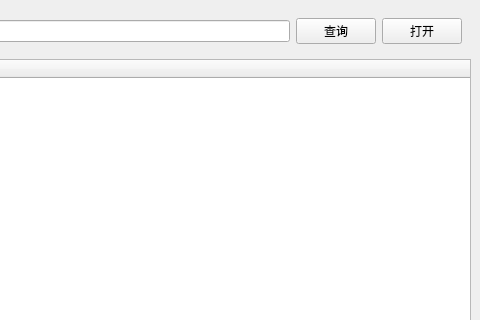
Qt form mainwindow.ui (hl1033950430/FileList) before a commit; both pictures show x 205 to 685 and y 0 to 320 of the 685 by 463 pixel window.
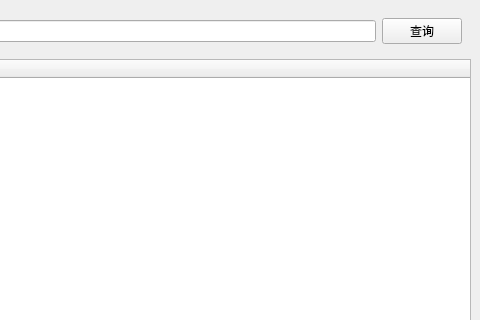
The same form after that commit.

Commit message: '可以在文本框中输入目录路径，进行查询'

Patch:
```diff
--- a/mainwindow.ui
+++ b/mainwindow.ui
@@ -28,13 +28,6 @@
          </property>
         </widget>
        </item>
-       <item>
-        <widget class="QPushButton" name="openButton">
-         <property name="text">
-          <string>打开</string>
-         </property>
-        </widget>
-       </item>
       </layout>
      </widget>
     </item>
```
The commit also changes 2 other files.
